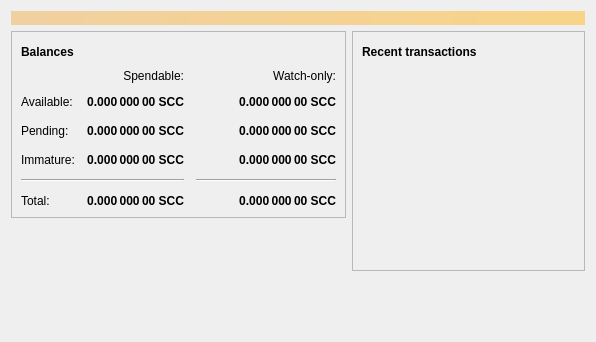
smart-coin/SCC, file src/qt/forms/overviewpage.ui: the form before one commit.
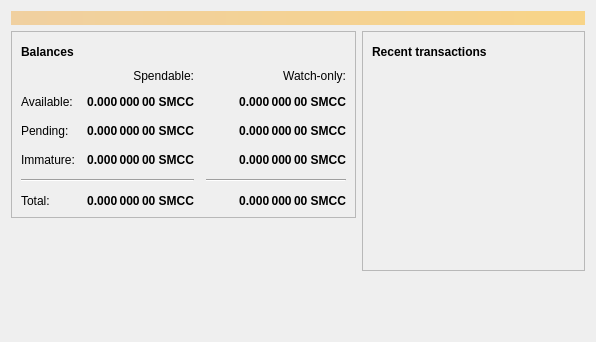
The form after the commit. Icons and pictures are not drawn.

Patch:
```diff
--- a/src/qt/forms/overviewpage.ui
+++ b/src/qt/forms/overviewpage.ui
@@ -129,7 +129,7 @@
                <string>Unconfirmed transactions to watch-only addresses</string>
               </property>
               <property name="text">
-               <string notr="true">0.000 000 00 SCC</string>
+               <string notr="true">0.000 000 00 SMCC</string>
               </property>
               <property name="alignment">
                <set>Qt::AlignRight|Qt::AlignTrailing|Qt::AlignVCenter</set>
@@ -154,7 +154,7 @@
                <string>Total of transactions that have yet to be confirmed, and do not yet count toward the spendable balance</string>
               </property>
               <property name="text">
-               <string notr="true">0.000 000 00 SCC</string>
+               <string notr="true">0.000 000 00 SMCC</string>
               </property>
               <property name="alignment">
                <set>Qt::AlignRight|Qt::AlignTrailing|Qt::AlignVCenter</set>
@@ -179,7 +179,7 @@
                <string>Mined balance in watch-only addresses that has not yet matured</string>
               </property>
               <property name="text">
-               <string notr="true">0.000 000 00 SCC</string>
+               <string notr="true">0.000 000 00 SMCC</string>
               </property>
               <property name="alignment">
                <set>Qt::AlignRight|Qt::AlignTrailing|Qt::AlignVCenter</set>
@@ -237,7 +237,7 @@
                <string>Mined balance that has not yet matured</string>
               </property>
               <property name="text">
-               <string notr="true">0.000 000 00 SCC</string>
+               <string notr="true">0.000 000 00 SMCC</string>
               </property>
               <property name="alignment">
                <set>Qt::AlignRight|Qt::AlignTrailing|Qt::AlignVCenter</set>
@@ -282,7 +282,7 @@
                <string>Your current total balance</string>
               </property>
               <property name="text">
-               <string notr="true">0.000 000 00 SCC</string>
+               <string notr="true">0.000 000 00 SMCC</string>
               </property>
               <property name="alignment">
                <set>Qt::AlignRight|Qt::AlignTrailing|Qt::AlignVCenter</set>
@@ -307,7 +307,7 @@
                <string>Current total balance in watch-only addresses</string>
               </property>
               <property name="text">
-               <string notr="true">0.000 000 00 SCC</string>
+               <string notr="true">0.000 000 00 SMCC</string>
               </property>
               <property name="alignment">
                <set>Qt::AlignRight|Qt::AlignTrailing|Qt::AlignVCenter</set>
@@ -349,7 +349,7 @@
                <string>Your current spendable balance</string>
               </property>
               <property name="text">
-               <string notr="true">0.000 000 00 SCC</string>
+               <string notr="true">0.000 000 00 SMCC</string>
               </property>
               <property name="alignment">
                <set>Qt::AlignRight|Qt::AlignTrailing|Qt::AlignVCenter</set>
@@ -374,7 +374,7 @@
                <string>Your current balance in watch-only addresses</string>
               </property>
               <property name="text">
-               <string notr="true">0.000 000 00 SCC</string>
+               <string notr="true">0.000 000 00 SMCC</string>
               </property>
               <property name="alignment">
                <set>Qt::AlignRight|Qt::AlignTrailing|Qt::AlignVCenter</set>
```
